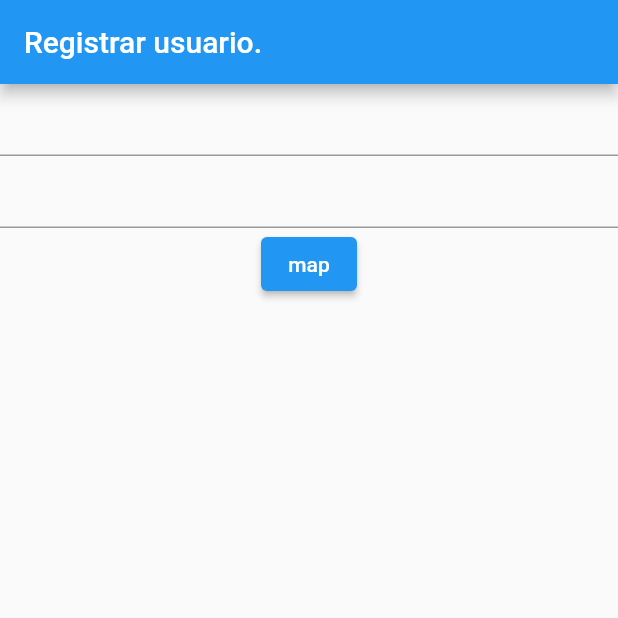
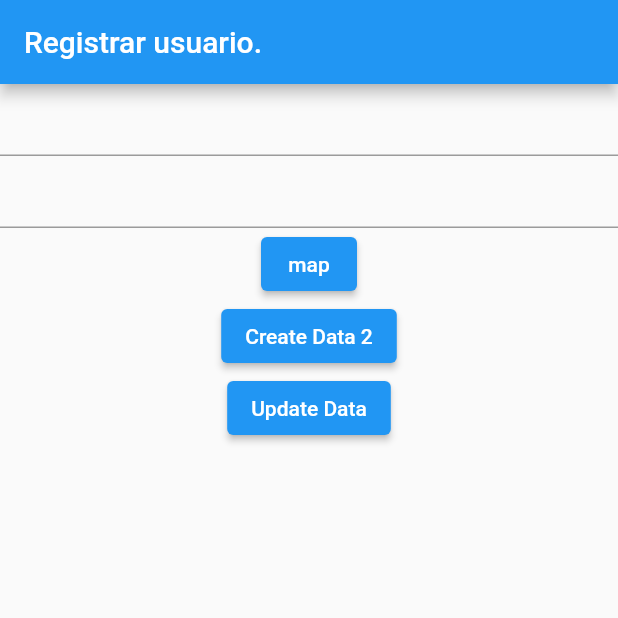
Before and after one commit to xavieracostapolo/maps_app_sample, a Flutter app: the screen it shows after launch, after a tap on "map", on a phone screen of 412 x 824 dp, the top half of it. Run offline on Flutter 3.47's test engine with Material 2 defaults, Android fonts, the phone set to English and light mode, and no system bars; our stand-ins replace bloc, cloud_firestore, equatable, firebase_core, flutter_bloc, geolocator and 2 more; accounts and stored records are empty; generated files the repository leaves out were written again.

Commit message:
Agregar mapeo de los model, crear model, modify bloc

```diff
--- a/maps_app_sample/lib/blocs/user/user_bloc.dart
+++ b/maps_app_sample/lib/blocs/user/user_bloc.dart
@@ -1,6 +1,7 @@
 import 'package:bloc/bloc.dart';
 import 'package:cloud_firestore/cloud_firestore.dart';
 import 'package:equatable/equatable.dart';
+import 'package:maps_app_sample/models/user_model.dart';
 import 'package:uuid/uuid.dart';
 
 part 'user_event.dart';
@@ -8,7 +9,8 @@ part 'user_state.dart';
 
 class UserBloc extends Bloc<UserEvent, UserState> {
   UserBloc()
-      : super(const UserState(name: '', lastName: '', idUser: '', edad: 0)) {
+      : super(const UserState(
+            user: UserModel(name: '', lastName: '', idUser: '', edad: 0))) {
     on<UserEvent>((event, emit) {
       // TODO: implement event handler
     });
@@ -16,20 +18,61 @@ class UserBloc extends Bloc<UserEvent, UserState> {
 
   Future<void> createUser(String name, String lastName, int edad) async {
     final id = const Uuid().v4();
-    final db = FirebaseFirestore.instance;
 
     // Create a new user with a first and last name
-    final user = <String, dynamic>{
-      "idClient": id,
-      "Name": name,
-      "LastName": lastName,
-      "Edad": edad
-    };
+    final user =
+        UserModel(name: name, lastName: lastName, idUser: id, edad: edad);
 
-// Add a new document with a generated ID
-    db.collection("users").add(user).then((DocumentReference doc) =>
-        print('DocumentSnapshot added with ID: ${doc.id}'));
+    try {
+      DocumentReference doc = await FirebaseFirestore.instance
+          .collection("users")
+          .add(user.toJson());
+      print('DocumentSnapshot added with ID: ${doc.id}');
+      print('ID - $id');
+    } on FirebaseException catch (e) {
+      print('Error FirebaseException $e');
+    } catch (e, s) {
+      print(e);
+      print(s);
+    }
+  }
 
-    print('ID - $id');
+  Future<void> createUserId(String name, String lastName, int edad) async {
+    final id = const Uuid().v4();
+
+    // Create a new user with a first and last name
+    final user =
+        UserModel(name: name, lastName: lastName, idUser: id, edad: edad);
+
+    try {
+      await FirebaseFirestore.instance
+          .collection("users")
+          .doc(id)
+          .set(user.toJson());
+      print('DocumentSnapshot added with ID: $id');
+      print('ID - $id');
+    } on FirebaseException catch (e) {
+      print('Error FirebaseException $e');
+    } catch (e, s) {
+      print(e);
+      print(s);
+    }
+  }
+
+  Future<void> update(String name) async {
+    final user =
+        UserModel(name: name, lastName: 'lastName', idUser: 'idUser', edad: 20);
+
+    try {
+      await FirebaseFirestore.instance
+          .collection("users")
+          .doc("12345")
+          .set(user.toJson());
+    } on FirebaseException catch (e) {
+      print('Error FirebaseException $e');
+    } catch (e, s) {
+      print(e);
+      print(s);
+    }
   }
 }
--- a/maps_app_sample/lib/blocs/user/user_state.dart
+++ b/maps_app_sample/lib/blocs/user/user_state.dart
@@ -1,18 +1,13 @@
 part of 'user_bloc.dart';
 
 class UserState extends Equatable {
-  final String name, lastName, idUser;
-  final int edad;
+  final UserModel user;
 
-  const UserState(
-      {required this.name,
-      required this.lastName,
-      required this.idUser,
-      required this.edad});
+  const UserState({required this.user});
 
   @override
   List<Object> get props => [];
 
   @override
-  String toString() => '{name : $name, lastName : $lastName}';
+  String toString() => '${user.toJson()}';
 }
--- /dev/null
+++ b/maps_app_sample/lib/models/user_model.dart
@@ -0,0 +1,20 @@
+import 'package:json_annotation/json_annotation.dart';
+
+part 'user_model.g.dart';
+
+@JsonSerializable()
+class UserModel {
+  final String name, lastName, idUser;
+  final int edad;
+
+  const UserModel(
+      {required this.name,
+      required this.lastName,
+      required this.idUser,
+      required this.edad});
+
+  factory UserModel.fromJson(Map<String, dynamic> json) =>
+      _$UserModelFromJson(json);
+
+  Map<String, dynamic> toJson() => _$UserModelToJson(this);
+}
--- a/maps_app_sample/lib/screens/register_screen.dart
+++ b/maps_app_sample/lib/screens/register_screen.dart
@@ -20,7 +20,19 @@ class RegisterScreen extends StatelessWidget {
               userBloc.createUser('name', 'lastName', 15);
               //Navigator.pushNamed(context, '/map');
             },
-            child: const Text('map'))
+            child: const Text('map')),
+        ElevatedButton(
+            onPressed: () {
+              final userBloc = BlocProvider.of<UserBloc>(context);
+              userBloc.createUserId('name', 'lastName', 25);
+            },
+            child: const Text('Create Data 2')),
+        ElevatedButton(
+            onPressed: () {
+              final userBloc = BlocProvider.of<UserBloc>(context);
+              userBloc.update('name');
+            },
+            child: const Text('Update Data'))
       ]),
     );
   }
--- a/maps_app_sample/pubspec.yaml
+++ b/maps_app_sample/pubspec.yaml
@@ -39,10 +39,13 @@ dependencies:
   flutter_bloc: ^8.1.1
   geolocator: ^9.0.2
   google_maps_flutter: ^2.2.1
+  json_annotation: ^4.7.0
   permission_handler: ^10.2.0
   uuid: ^3.0.7
 
 dev_dependencies:
+  json_serializable: ^6.5.4
+  build_runner: ^2.3.2
   flutter_lints: ^2.0.0
   flutter_test:
     sdk: flutter
```
Also changed, not shown: maps_app_sample/lib/models/user_model.g.dart (added), maps_app_sample/pubspec.lock.
